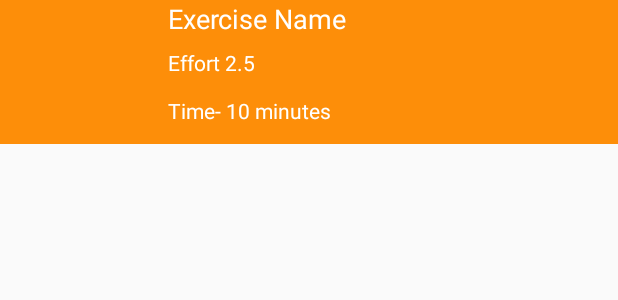
After one commit to babarehner/Android-XMinder, an Android app: the layout list_item_strength.xml on its own in the app's theme, with its tools: preview values and no code run, on a phone screen of 412 x 824 dp. The commit adds this screen. Shown: the top 300 px of the screen. Run offline under Robolectric (Android 15) with nearby library versions, the phone set to English and light mode, and no system bars.

Commit message:
Added xml layout file for list strength training page Added xml layout file for item strength training page

```diff
--- a/app/src/main/java/com/babarehner/android/xminder/MainActivity.java
+++ b/app/src/main/java/com/babarehner/android/xminder/MainActivity.java
@@ -10,7 +10,6 @@ import java.util.ArrayList;
 /***
 /**
  * TODO add database for strength training and Cardio training
- * TODO check in Pycolib how to add db
  */
 public class MainActivity extends AppCompatActivity {
 
--- a/app/src/main/java/com/babarehner/android/xminder/data/ExerciseDBHelper.java
+++ b/app/src/main/java/com/babarehner/android/xminder/data/ExerciseDBHelper.java
@@ -17,6 +17,8 @@ import static com.babarehner.android.xminder.data.ExerciseContract.ExerciseEntry
  * Created by mike on 6/14/17.
  */
 
+
+// TODO Take a long look at the DB DESIGN and see if I can rework it similatr to ACCESS DB
 public class ExerciseDBHelper extends SQLiteOpenHelper {
 
     public static final String LOG_TAG = ExerciseDBHelper.class.getSimpleName();
--- a/app/src/main/res/layout/activity_strength.xml
+++ b/app/src/main/res/layout/activity_strength.xml
@@ -1,7 +1,24 @@
 <?xml version="1.0" encoding="utf-8"?>
 <RelativeLayout xmlns:android="http://schemas.android.com/apk/res/android"
-    android:layout_width="match_parent" android:layout_height="match_parent">
+    android:layout_width="match_parent"
+    android:layout_height="match_parent"
+    xmlns:tools="http://schemas.android.com/tools"
+    android:id="@+id/activity_strength"
+    tools:context="com.babarehner.android.xminder.StrengthActivity">
 
-    <!-- TODO Design the layout for the Strength Activity -->
+    <ListView
+        android:id="@+id/list_view_strength"
+        android:layout_width="match_parent"
+        android:layout_height="match_parent"
+        android:padding="@dimen/activity_margin"/>
+
+    <!-- Empty view instead of the list-->
+    <RelativeLayout
+        android:id="@+id/empty_view"
+        android:layout_width="wrap_content"
+        android:layout_height="match_parent"
+        android:layout_centerInParent="true">
+
+    </RelativeLayout>
 
 </RelativeLayout>
--- /dev/null
+++ b/app/src/main/res/layout/list_item_strength.xml
@@ -0,0 +1,59 @@
+<?xml version="1.0" encoding="utf-8"?>
+<RelativeLayout xmlns:android="http://schemas.android.com/apk/res/android"
+    xmlns:tools="http://schemas.android.com/tools"
+    android:layout_width="match_parent"
+    android:layout_height="@dimen/list_item_height"
+    android:background="@color/colorStrength"
+    android:minHeight="@dimen/list_item_height"
+    android:orientation="horizontal">
+
+    <ImageView
+        android:id="@+id/image"
+        android:layout_width="@dimen/list_item_height"
+        android:layout_height="@dimen/list_item_height" />
+
+    <LinearLayout
+        android:id="@+id/text_container"
+        android:layout_width="match_parent"
+        android:layout_height="@dimen/list_item_height"
+        android:layout_alignParentBottom="true"
+        android:layout_alignParentRight="true"
+        android:layout_alignParentTop="true"
+        android:layout_toRightOf="@id/image"
+        android:paddingLeft="16dp"
+        android:orientation="vertical">
+
+        <TextView
+            android:id="@+id/exercise_name"
+            android:layout_width="match_parent"
+            android:layout_height="0dp"
+            android:layout_weight="1"
+            android:layout_gravity="center_vertical"
+            android:textAppearance="?android:textAppearanceMedium"
+            android:textColor="@android:color/white"
+            tools:text="Exercise Name" />
+
+
+        <TextView
+            android:id="@+id/effort_text_view"
+            android:layout_width="match_parent"
+            android:layout_height="0dp"
+            android:layout_weight="1"
+            android:layout_gravity="bottom"
+            android:textAppearance="?android:textAppearance"
+            android:textColor="@android:color/white"
+            tools:text= "Effort 2.5"/>
+
+        <TextView
+            android:id="@+id/duration_text_view"
+            android:layout_width="match_parent"
+            android:layout_height="0dp"
+            android:layout_weight="1"
+            android:layout_gravity="top"
+            android:textAppearance="?android:textAppearance"
+            android:textColor="@android:color/white"
+            tools:text= "Time- 10 minutes"/>
+
+    </LinearLayout>
+
+</RelativeLayout>
--- a/app/src/main/res/values/colors.xml
+++ b/app/src/main/res/values/colors.xml
@@ -5,9 +5,7 @@
     <color name="colorAccent">#FF4081</color>
 
     <!-- Text & background colors for each category -->
-
-    <!-- Background color for the numbers category -->
-
-    <!-- Background color for the family members category -->
+    <color name="colorCardio">#F50057</color>
+    <color name="colorStrength">#FD8E09</color>
 
 </resources>
--- a/app/src/main/res/values/dimens.xml
+++ b/app/src/main/res/values/dimens.xml
@@ -6,4 +6,6 @@
     <dimen name="activity_vertical_margin">16dp</dimen>
     <dimen name="list_item_height">96dp</dimen>
 
+    <dimen name="activity_margin">16dp</dimen>
+    <dimen name="fab_margin">16dp</dimen>
 </resources>
```
